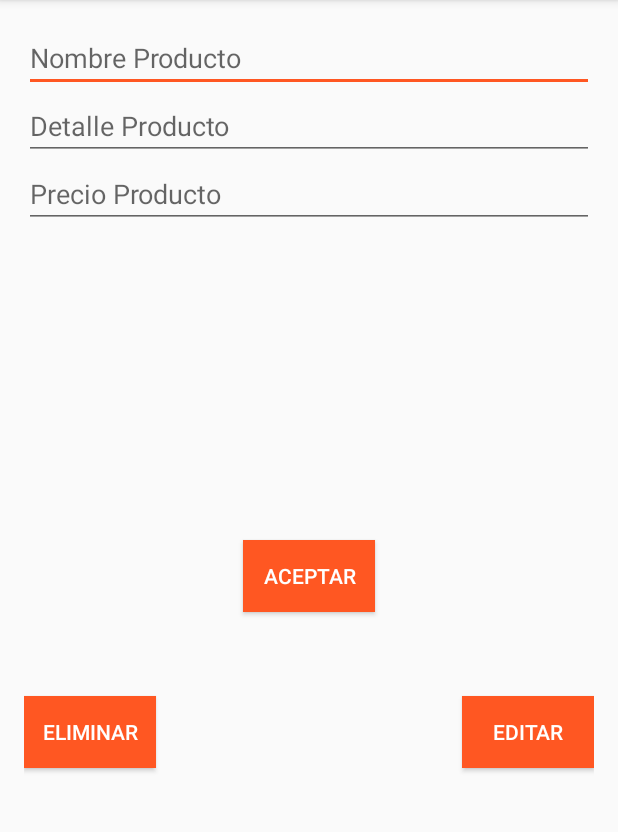
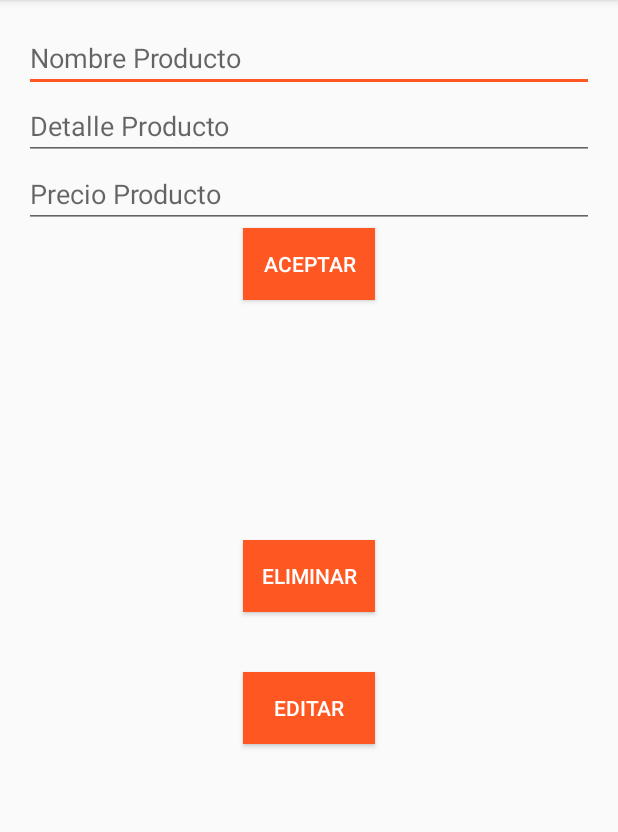
Before and after one commit to gfernandez21/AppPedidos, an Android app: the RegistraProdActivity screen opened directly, with no data from a screen before it, on a phone screen of 412 x 824 dp, the part 84-916 px from its top. Run offline under Robolectric (Android 15) with nearby library versions, the phone set to English and light mode, and no system bars; libraries missing offline, so code that uses them is left out: com.mobsandgeeks.saripaar; 2 statements that could not run were skipped.

Commit message:
cambios 2

```diff
--- a/app/src/main/java/net/gabrielf/apppedidos/RegistraProdActivity.java
+++ b/app/src/main/java/net/gabrielf/apppedidos/RegistraProdActivity.java
@@ -134,8 +134,8 @@ public class RegistraProdActivity extends AppCompatActivity implements Validator
         startActivity(i);
     }
 
-    public void onModificar(View view){
-        Intent i = new Intent(this, ModificarActivity.class);
+    public void premodificar(View view){
+        Intent i = new Intent(this, Pre_modificarActivity.class);
         startActivity(i);
     }
 }
--- a/app/src/main/res/layout/activity_modificar.xml
+++ b/app/src/main/res/layout/activity_modificar.xml
@@ -46,6 +46,6 @@
         android:layout_centerHorizontal="true"
         android:background="#ff5722"
         android:textColor="#ffffff"
-        android:onClick="onSignUpClick" />
+        android:onClick="modificar_clicked" />
 
 </RelativeLayout>
--- a/app/src/main/res/layout/activity_registra_prod.xml
+++ b/app/src/main/res/layout/activity_registra_prod.xml
@@ -42,35 +42,34 @@
         android:layout_height="wrap_content"
         android:text="Aceptar"
         android:id="@+id/btn_prod"
-        android:layout_centerVertical="true"
-        android:layout_centerHorizontal="true"
         android:background="#ff5722"
         android:textColor="#ffffff"
-        android:onClick="onClick" />
+        android:onClick="onClick"
+        android:layout_below="@+id/tv_precioProd"
+        android:layout_centerHorizontal="true" />
 
     <Button
         android:layout_width="wrap_content"
         android:layout_height="wrap_content"
         android:text="Eliminar"
         android:id="@+id/btn_eliminar"
-        android:layout_marginTop="56dp"
         android:onClick="onEliminar"
         android:background="#ff5722"
         android:textColor="#ffffff"
-        android:layout_below="@+id/btn_prod"
-        android:layout_alignParentLeft="true"
-        android:layout_alignParentStart="true" />
+        android:layout_centerVertical="true"
+        android:layout_alignLeft="@+id/btn_prod"
+        android:layout_alignStart="@+id/btn_prod" />
 
     <Button
         android:layout_width="wrap_content"
         android:layout_height="wrap_content"
         android:text="Editar"
         android:id="@+id/btn_modificar"
-        android:layout_alignTop="@+id/btn_eliminar"
-        android:layout_alignRight="@+id/tv_precioProd"
-        android:layout_alignEnd="@+id/tv_precioProd"
-        android:layout_alignBottom="@+id/btn_eliminar"
         android:background="#ff5722"
         android:textColor="#ffffff"
-        android:onClick="onModificar" />
+        android:onClick="premodificar"
+        android:layout_marginTop="40dp"
+        android:layout_below="@+id/btn_eliminar"
+        android:layout_alignLeft="@+id/btn_eliminar"
+        android:layout_alignStart="@+id/btn_eliminar" />
 </RelativeLayout>
```
Also changed, not shown: app/src/main/java/net/gabrielf/apppedidos/EliminarActivity.java (+54 -3 lines), app/src/main/java/net/gabrielf/apppedidos/ModificarActivity.java (+58 -1 lines), app/src/main/java/net/gabrielf/apppedidos/Pre_modificarActivity.java (+60 -5 lines), app/src/main/res/layout/activity_lista.xml (+11 -16 lines), app/src/main/res/layout/activity_pre_modificar.xml (+6 -4 lines).
